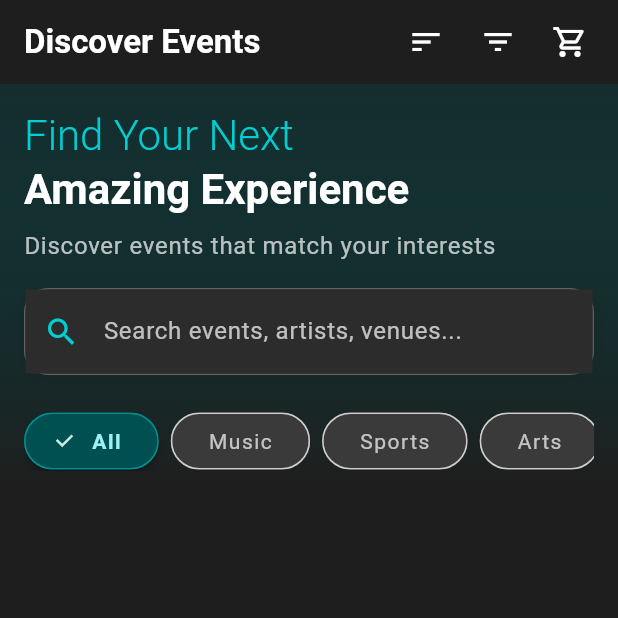
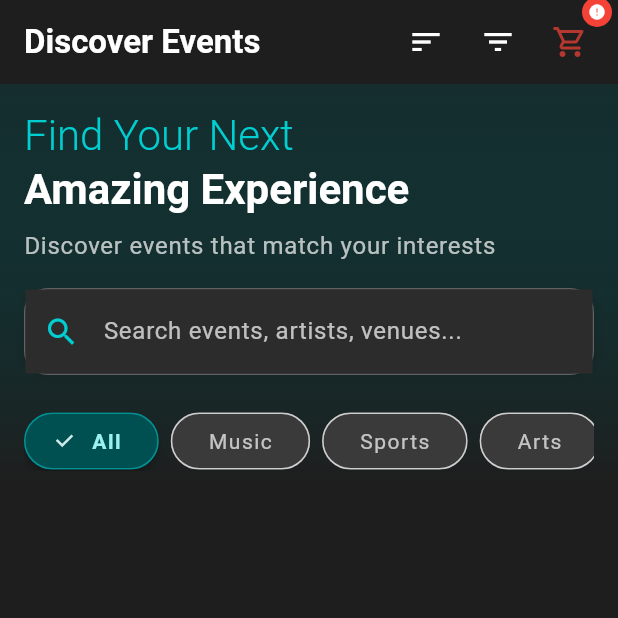
Before and after one commit to KwiatkowskiML/IO2, a Flutter app: the AdaptiveNavigation screen opened directly with empty values, on a phone screen of 412 x 824 dp, the top half of it. Run offline on Flutter 3.47's test engine with Material 3 defaults, Android fonts, the phone set to English and light mode, and no system bars; our stand-ins replace dio, equatable, flutter_bloc, go_router; accounts and stored records are empty; network calls fail.

Commit message:
Error display fix

```diff
--- a/frontend/lib/presentation/main_page/page_layout.dart
+++ b/frontend/lib/presentation/main_page/page_layout.dart
@@ -151,19 +151,42 @@ class _CartIconButton extends StatelessWidget {
     final colorScheme = Theme.of(context).colorScheme;
     return BlocBuilder<CartCubit, CartState>(
       builder: (context, state) {
-        final count = state is CartLoaded ? state.items.length : 0;
+        int count = 0;
+        bool hasError = false;
+
+        if (state is CartLoaded) {
+          count = state.items.length;
+        } else if (state is CartError) {
+          hasError = true;
+          count = 0; // Don't show count when there's an error
+        } else if (state is CartLoading) {
+          // Show previous count if available
+          if (state.previousItems.isNotEmpty) {
+            count = state.previousItems.length;
+          }
+        }
+
         return Badge(
-          label: Text(
+          label: hasError
+              ? const Icon(Icons.error, size: 12, color: Colors.white)
+              : Text(
             count.toString(),
             style: const TextStyle(fontSize: 10, fontWeight: FontWeight.bold),
           ),
-          isLabelVisible: count > 0,
-          backgroundColor: colorScheme.primary,
+          isLabelVisible: count > 0 || hasError,
+          backgroundColor: hasError ? Colors.red : colorScheme.primary,
           largeSize: 20,
           child: IconButton(
-            tooltip: 'Shopping Cart',
-            icon: const Icon(Icons.shopping_cart_outlined),
+            tooltip: hasError ? 'Cart Error - Tap to refresh' : 'Shopping Cart',
+            icon: Icon(
+              hasError ? Icons.shopping_cart_outlined : Icons.shopping_cart_outlined,
+              color: hasError ? Colors.red.withOpacity(0.7) : null,
+            ),
             onPressed: () {
+              if (hasError) {
+                // Try to refresh cart before navigating
+                context.read<CartCubit>().clearErrorAndRefresh();
+              }
               context.go('/cart');
             },
           ),
```
Also changed, not shown: frontend/lib/presentation/cart/cubit/cart_cubit.dart (+30 -5 lines), frontend/lib/presentation/cart/pages/cart_page.dart (+16 -2 lines), frontend/lib/presentation/events/pages/event_details_page.dart (+99 -98 lines).
